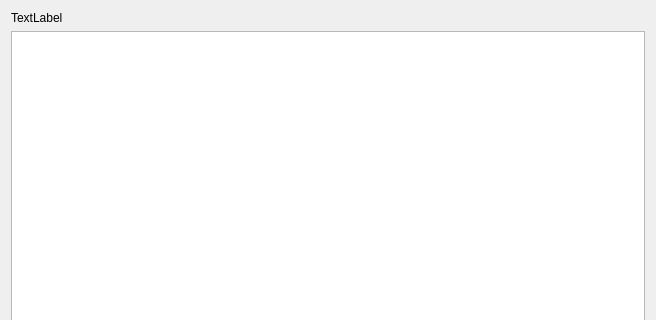
Old version of the form CBankingWidget.ui in the repository andyf69/Queso; both pictures show x 0 to 656 and y 0 to 320 of the 656 by 535 pixel window.
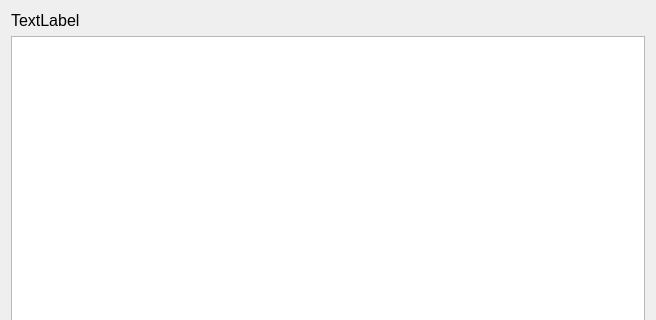
New version of the form.

Commit message: Cosmetic enhancements to the banking account register

Diff of the .ui file:
```diff
--- a/CBankingWidget.ui
+++ b/CBankingWidget.ui
@@ -16,6 +16,11 @@
   <layout class="QGridLayout" name="gridLayout">
    <item row="0" column="0">
     <widget class="QLabel" name="m_pAccountName">
+     <property name="font">
+      <font>
+       <pointsize>12</pointsize>
+      </font>
+     </property>
      <property name="text">
       <string>TextLabel</string>
      </property>
```
The commit also changes 1 other file.
